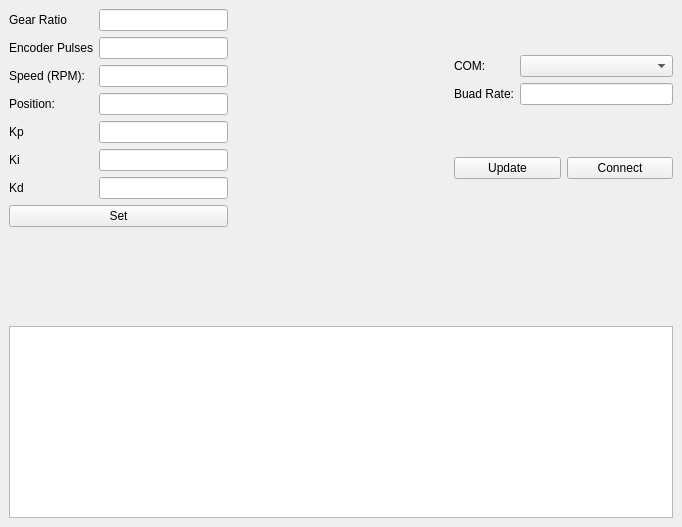
Old version of the form FYP_2/gui_app/src/mainwindow.ui in the repository BashirAbu/FYP.
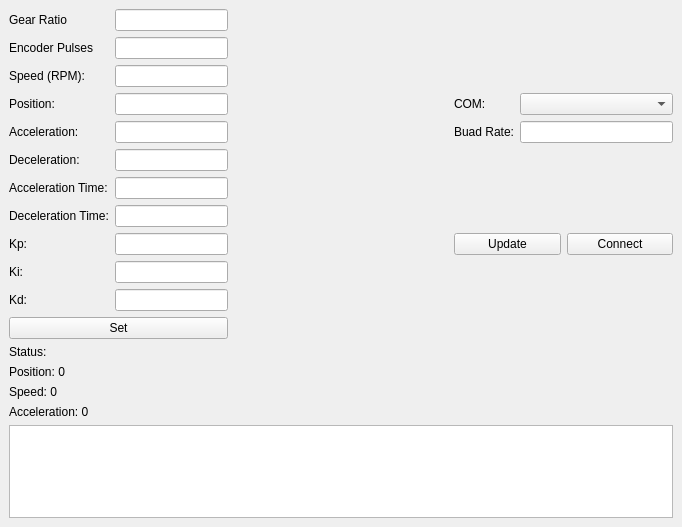
New version of the form.

What changed in the file:
```diff
--- a/FYP_2/gui_app/src/mainwindow.ui
+++ b/FYP_2/gui_app/src/mainwindow.ui
@@ -54,21 +54,49 @@
             <item>
              <widget class="QLabel" name="label">
               <property name="text">
-               <string>Kp</string>
+               <string>Acceleration:</string>
               </property>
              </widget>
             </item>
             <item>
              <widget class="QLabel" name="label_2">
               <property name="text">
-               <string>Ki</string>
+               <string>Deceleration:</string>
               </property>
              </widget>
             </item>
             <item>
              <widget class="QLabel" name="label_3">
               <property name="text">
-               <string>Kd</string>
+               <string>Acceleration Time:</string>
+              </property>
+             </widget>
+            </item>
+            <item>
+             <widget class="QLabel" name="decelerationTimeLabel">
+              <property name="text">
+               <string>Deceleration Time:</string>
+              </property>
+             </widget>
+            </item>
+            <item>
+             <widget class="QLabel" name="kpLabel">
+              <property name="text">
+               <string>Kp:</string>
+              </property>
+             </widget>
+            </item>
+            <item>
+             <widget class="QLabel" name="kiLabel">
+              <property name="text">
+               <string>Ki:</string>
+              </property>
+             </widget>
+            </item>
+            <item>
+             <widget class="QLabel" name="kdLabel">
+              <property name="text">
+               <string>Kd:</string>
               </property>
              </widget>
             </item>
@@ -88,6 +116,18 @@
             <item>
              <widget class="QLineEdit" name="positionLineEdit"/>
             </item>
+            <item>
+             <widget class="QLineEdit" name="accelerationLineEdit"/>
+            </item>
+            <item>
+             <widget class="QLineEdit" name="decelerationLineEdit"/>
+            </item>
+            <item>
+             <widget class="QLineEdit" name="accelerationTimeLineEdit"/>
+            </item>
+            <item>
+             <widget class="QLineEdit" name="decelerationTimeLineEdit"/>
+            </item>
             <item>
              <widget class="QLineEdit" name="kpLineEdit"/>
             </item>
@@ -179,6 +219,34 @@
       </item>
      </layout>
     </item>
+    <item>
+     <widget class="QLabel" name="StatusLabel">
+      <property name="text">
+       <string>Status:</string>
+      </property>
+     </widget>
+    </item>
+    <item>
+     <widget class="QLabel" name="s_PostionLabel">
+      <property name="text">
+       <string>Position: 0</string>
+      </property>
+     </widget>
+    </item>
+    <item>
+     <widget class="QLabel" name="s_SpeedLabel">
+      <property name="text">
+       <string>Speed: 0</string>
+      </property>
+     </widget>
+    </item>
+    <item>
+     <widget class="QLabel" name="s_AccelerationLabel">
+      <property name="text">
+       <string>Acceleration: 0</string>
+      </property>
+     </widget>
+    </item>
     <item>
      <spacer name="verticalSpacer">
       <property name="orientation">
```
Left out of the diff: 6 changed lines with no effect on the pictures.
